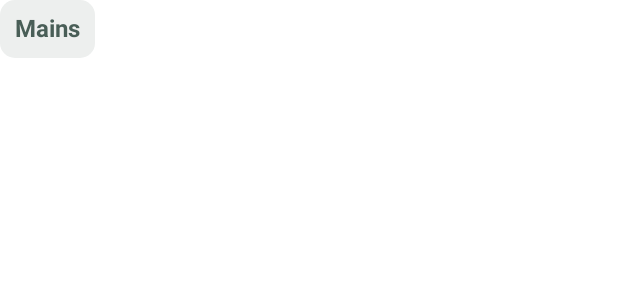
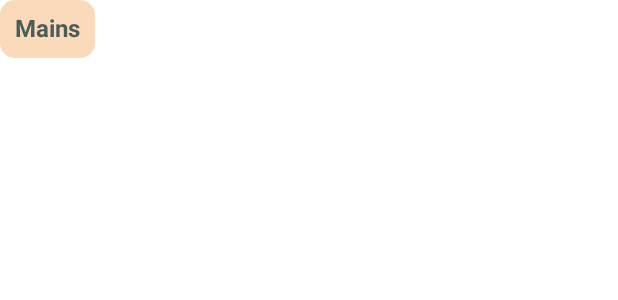
Before and after one commit to rkchoudhury/little-lemon-app, an Android app built with Jetpack Compose: the @Preview function PreviewCategoryItem, on a phone screen of 412 x 824 dp. Shown: the top 300 px of the screen. Run offline under Robolectric (Android 15) with nearby library versions, the phone set to English and light mode, and no system bars.

Commit message:
Handled category press with the searched text

```diff
--- a/LittleLemon/app/src/main/java/com/littlelemon/littlelemon/components/CategoryItem.kt
+++ b/LittleLemon/app/src/main/java/com/littlelemon/littlelemon/components/CategoryItem.kt
@@ -16,7 +16,13 @@ import androidx.compose.ui.unit.sp
 import com.littlelemon.littlelemon.ui.theme.LittleLemonColor
 
 @Composable
-fun CategoryItem(label: String, onPress: () -> Unit) {
+fun CategoryItem(label: String, isSelectedItem: Boolean, onPress: () -> Unit) {
+    val selectedColor = if (isSelectedItem) {
+        LittleLemonColor.pink
+    } else {
+        LittleLemonColor.cloud
+    }
+
     Box(
         modifier = Modifier
             .padding(0.dp, 0.dp, 15.dp, 0.dp)
@@ -29,7 +35,7 @@ fun CategoryItem(label: String, onPress: () -> Unit) {
             fontWeight = FontWeight.Bold,
             color = LittleLemonColor.green,
             modifier = Modifier
-                .background(LittleLemonColor.cloud)
+                .background(selectedColor)
                 .padding(10.dp)
         )
     }
@@ -38,5 +44,5 @@ fun CategoryItem(label: String, onPress: () -> Unit) {
 @Composable
 @Preview(showSystemUi = true)
 fun PreviewCategoryItem() {
-    CategoryItem("Mains") {}
+    CategoryItem("Mains", true) {}
 }
```
Also changed, not shown: LittleLemon/app/src/main/java/com/littlelemon/littlelemon/screens/Dashboard.kt (+22 -5 lines).
